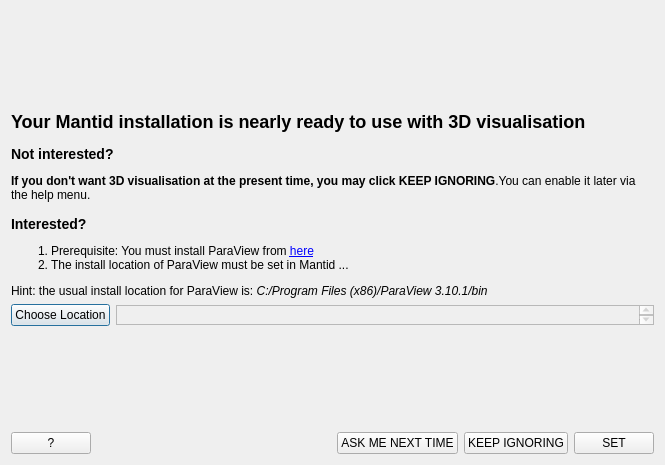
mantidproject/mantid, file Code/Mantid/MantidPlot/src/Mantid/SetUpParaview.ui: the form before one commit.
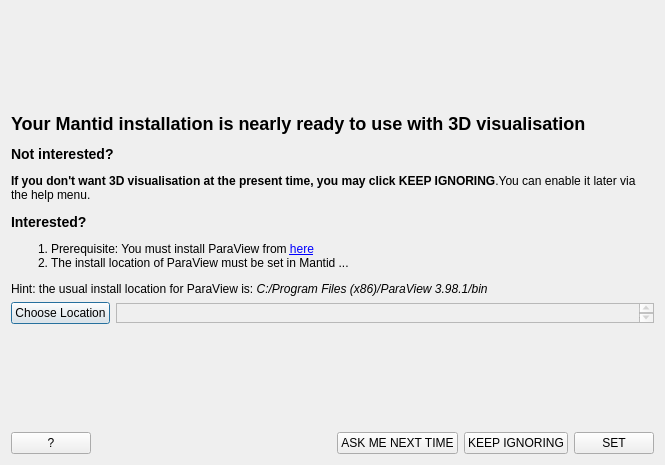
The form after the commit. Icons and pictures are not drawn.

Commit message: Refs #6315. Missed a version change.

Patch:
```diff
--- a/Code/Mantid/MantidPlot/src/Mantid/SetUpParaview.ui
+++ b/Code/Mantid/MantidPlot/src/Mantid/SetUpParaview.ui
@@ -58,16 +58,7 @@
    <item>
     <widget class="QLabel" name="lbl_instructions">
      <property name="text">
-      <string>&lt;h2&gt;Your Mantid installation is nearly ready to use with 3D visualisation&lt;/h2&gt;
-&lt;h3&gt;Not interested?&lt;/h3&gt;
-&lt;p&gt;&lt;b&gt;If you don't want 3D visualisation at the present time, you may click KEEP IGNORING&lt;/b&gt;.You can enable it later via the help menu.&lt;/p&gt;
-&lt;h3&gt;Interested?&lt;/h3&gt;
-&lt;ol&gt;
-&lt;li&gt; Prerequisite: You must install ParaView from &lt;a 
-href=&quot;http://download.mantidproject.org/VatesDownload.psp&quot;&gt;here&lt;/a&gt;&lt;/li&gt;
-&lt;li&gt;The install location of ParaView must be set in Mantid ...&lt;/li&gt;
-&lt;/ol&gt;
-&lt;p&gt;Hint: the usual install location for ParaView is: &lt;i&gt;C:/Program Files (x86)/ParaView 3.10.1/bin&lt;/i&gt;&lt;/p&gt;</string>
+      <string>&lt;html&gt;&lt;head/&gt;&lt;body&gt;&lt;p&gt;&lt;span style=&quot; font-size:x-large; font-weight:600;&quot;&gt;Your Mantid installation is nearly ready to use with 3D visualisation&lt;/span&gt;&lt;/p&gt;&lt;p&gt;&lt;span style=&quot; font-size:large; font-weight:600;&quot;&gt;Not interested?&lt;/span&gt;&lt;/p&gt;&lt;p&gt;&lt;span style=&quot; font-weight:600;&quot;&gt;If you don't want 3D visualisation at the present time, you may click KEEP IGNORING&lt;/span&gt;.You can enable it later via the help menu.&lt;/p&gt;&lt;p&gt;&lt;span style=&quot; font-size:large; font-weight:600;&quot;&gt;Interested?&lt;/span&gt;&lt;/p&gt;&lt;ol style=&quot;margin-top: 0px; margin-bottom: 0px; margin-left: 0px; margin-right: 0px; -qt-list-indent: 1;&quot;&gt;&lt;li style=&quot; margin-top:12px; margin-bottom:0px; margin-left:0px; margin-right:0px; -qt-block-indent:0; text-indent:0px;&quot;&gt;Prerequisite: You must install ParaView from &lt;a href=&quot;http://download.mantidproject.org/VatesDownload.psp&quot;&gt;&lt;span style=&quot; text-decoration: underline; color:#0000ff;&quot;&gt;here&lt;/span&gt;&lt;/a&gt;&lt;/li&gt;&lt;li style=&quot; margin-top:0px; margin-bottom:12px; margin-left:0px; margin-right:0px; -qt-block-indent:0; text-indent:0px;&quot;&gt;The install location of ParaView must be set in Mantid ...&lt;/li&gt;&lt;/ol&gt;&lt;p&gt;Hint: the usual install location for ParaView is: &lt;span style=&quot; font-style:italic;&quot;&gt;C:/Program Files (x86)/ParaView 3.98.1/bin&lt;/span&gt;&lt;/p&gt;&lt;/body&gt;&lt;/html&gt;</string>
      </property>
      <property name="wordWrap">
       <bool>true</bool>
```
Left out of the diff: 10 changed lines with no effect on the pictures.
